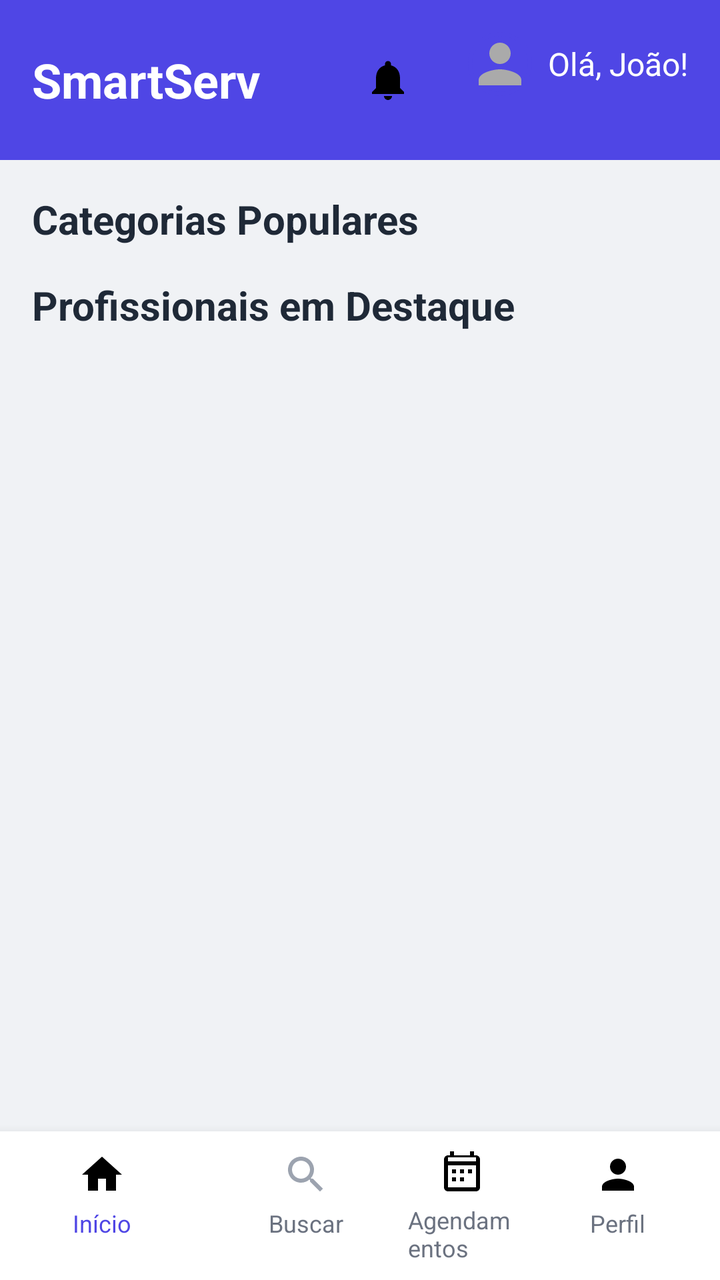
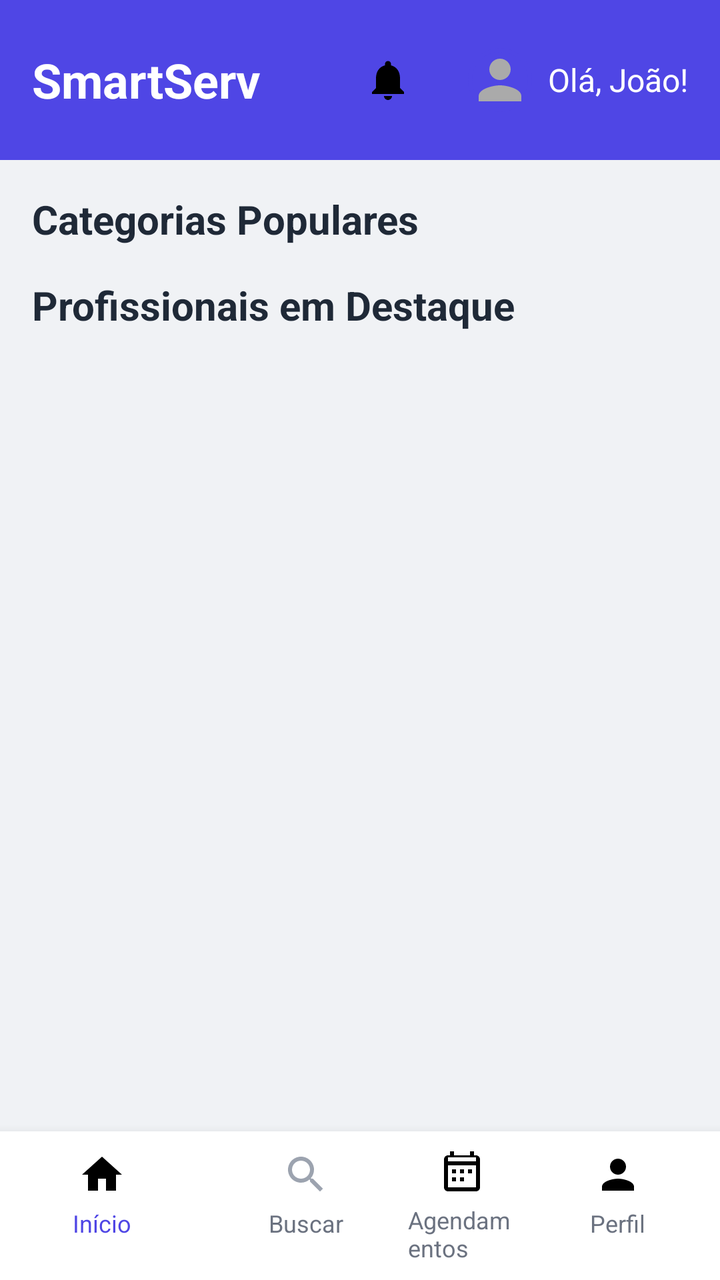

Two renders of the same Android screen: before a commit and after it. Below are the layout's source before the change and the commit's diff.
<!-- AndroidManifest.xml: application theme Theme.SmartApp -->
<!-- res/layout/dashboard.xml -->
<?xml version="1.0" encoding="utf-8"?>
<RelativeLayout xmlns:android="http://schemas.android.com/apk/res/android"
    xmlns:app="http://schemas.android.com/apk/res-auto"
    android:layout_width="match_parent"
    android:layout_height="match_parent"
    xmlns:tools="http://schemas.android.com/tools"
    android:background="#F0F2F5">

    
    <RelativeLayout
        android:id="@+id/header"
        android:layout_width="match_parent"
        android:layout_height="wrap_content"
        android:background="#4F46E5"
        android:padding="16dp"
        android:layout_alignParentTop="true">

        <TextView
            android:id="@+id/logoTextHeader"
            android:layout_width="wrap_content"
            android:layout_height="wrap_content"
            android:layout_centerVertical="true"
            android:text="SmartServ"
            android:textColor="#FFFFFF"
            android:textSize="24sp"
            android:textStyle="bold"/>

        <RelativeLayout
            android:layout_width="wrap_content"
            android:layout_height="wrap_content"
            android:layout_alignParentEnd="true"
            android:layout_centerVertical="true"
            android:gravity="center_vertical">

            <ImageButton
                android:id="@+id/notificationBell"
                android:layout_width="48dp"
                android:layout_height="48dp"
                android:background="?attr/selectableItemBackgroundBorderless"
                android:contentDescription="dashboard2"
                app:srcCompat="@drawable/ic_bell"
                />

            <TextView
                android:id="@+id/notificationCount"
                android:layout_width="20dp"
                android:layout_height="20dp"
                android:layout_alignTop="@id/notificationBell"
                android:layout_alignEnd="@id/notificationBell"
                android:background="@drawable/notification_badge"
                android:gravity="center"
                android:textColor="@android:color/white"
                android:textSize="12sp"
                android:visibility="gone"/>

            <RelativeLayout
                android:id="@+id/profileMenuToggle"
                android:layout_width="wrap_content"
                android:layout_height="wrap_content"
                android:layout_toEndOf="@id/notificationBell"
                android:layout_marginStart="16dp"
                android:gravity="center_vertical">

                <ImageView
                    android:id="@+id/profileImage"
                    android:layout_width="32dp"
                    android:layout_height="32dp"
                    android:src="@drawable/profile_placeholder"
                    android:contentDescription="Foto de perfil"
                    android:scaleType="centerCrop"
                    android:layout_centerVertical="true"
                    android:background="@drawable/circle_border"/>

                <TextView
                    android:layout_width="wrap_content"
                    android:layout_height="wrap_content"
                    android:layout_toEndOf="@id/profileImage"
                    android:layout_centerVertical="true"
                    android:layout_marginStart="8dp"
                    android:text="Olá, João!"
                    android:textColor="#FFFFFF"
                    android:textSize="16sp"/>
            </RelativeLayout>
        </RelativeLayout>
    </RelativeLayout>

    
    <RelativeLayout
        android:id="@+id/upcomingAppointmentNotification"
        android:layout_width="match_parent"
        android:layout_height="wrap_content"
        android:layout_below="@id/header"
        android:background="#FFDE00"
        android:padding="12dp"
        android:visibility="gone"
        android:layout_margin="16dp"
        android:elevation="4dp"
        android:backgroundTint="#FFDE00">

        <TextView
            android:id="@+id/notificationText"
            android:layout_width="match_parent"
            android:layout_height="wrap_content"
            android:layout_toStartOf="@id/notificationCloseBtn"
            android:text="**Lembrete:** Seu agendamento de **Corte Feminino** com **Maria Cabeleireira** é às **14:00**."
            android:textColor="#000000"
            android:textSize="14sp"/>

        <ImageButton
            android:id="@+id/notificationCloseBtn"
            android:layout_width="32dp"
            android:layout_height="32dp"
            android:layout_alignParentEnd="true"
            android:layout_centerVertical="true"
            android:background="?attr/selectableItemBackgroundBorderless"
            app:srcCompat="@drawable/ic_close"
            />
    </RelativeLayout>

    
    <ScrollView
        android:layout_width="match_parent"
        android:layout_height="match_parent"
        android:layout_below="@id/header"
        android:padding="16dp"
        android:layout_above="@+id/bottomNav">

        <LinearLayout
            android:layout_width="match_parent"
            android:layout_height="wrap_content"
            android:orientation="vertical">

            
            <TextView
                android:layout_width="match_parent"
                android:layout_height="wrap_content"
                android:text="Categorias Populares"
                android:textColor="#1F2937"
                android:textSize="20sp"
                android:textStyle="bold"
                android:layout_marginBottom="16dp"/>

            <androidx.recyclerview.widget.RecyclerView
                android:id="@+id/rvCategorias"
                android:layout_width="match_parent"
                android:layout_height="wrap_content"
                tools:layoutManager="LinearLayoutManager"
                tools:orientation="horizontal"
                tools:listitem="@layout/item_category"
                tools:itemCount="5"/>

            
            <TextView
                android:layout_width="match_parent"
                android:layout_height="wrap_content"
                android:text="Profissionais em Destaque"
                android:textColor="#1F2937"
                android:textSize="20sp"
                android:textStyle="bold"
                android:layout_marginBottom="16dp"/>

            
            <LinearLayout
                android:layout_width="match_parent"
                android:layout_height="wrap_content"
                android:gravity="center"
                android:orientation="vertical">

                <androidx.recyclerview.widget.RecyclerView
                    android:id="@+id/rvCatProfissional"
                    android:layout_width="wrap_content"
                    android:layout_height="wrap_content"
                    android:layout_margin="8dp"
                    app:cardCornerRadius="8dp"
                    app:cardElevation="4dp"
                    tools:listitem="@layout/profissional_category"
                    tools:itemCount="2"
                    tools:layoutManager="LinearLayoutManager"
                    tools:orientation="vertical">







                </androidx.recyclerview.widget.RecyclerView>
            </LinearLayout>
        </LinearLayout>
    </ScrollView>

    
    <LinearLayout
        android:id="@+id/bottomNav"
        android:layout_width="match_parent"
        android:layout_height="wrap_content"
        android:layout_alignParentBottom="true"
        android:background="@android:color/white"
        android:orientation="horizontal"
        android:elevation="8dp"
        android:paddingVertical="8dp">

        <LinearLayout
            android:id="@+id/btn_inicio"
            android:layout_width="48dp"
            android:layout_height="48dp"
            android:layout_weight="1"
            android:orientation="vertical"
            android:gravity="center"
            android:background="?attr/selectableItemBackgroundBorderless"
            android:clickable="true">

            <ImageView
                android:layout_width="24dp"
                android:layout_height="24dp"
                android:src="@drawable/ic_home"
                />

            <TextView
                android:layout_width="wrap_content"
                android:layout_height="wrap_content"
                android:text="Início"
                android:textColor="#4F46E5"
                android:textSize="12sp"
                android:layout_marginTop="4dp"/>
        </LinearLayout>

        <LinearLayout
            android:id="@+id/btn_buscar"
            android:layout_width="48dp"
            android:layout_height="48dp"
            android:layout_weight="1"
            android:orientation="vertical"
            android:gravity="center"
            android:background="?attr/selectableItemBackgroundBorderless"
            android:clickable="true">

            <ImageView
                android:layout_width="24dp"
                android:layout_height="24dp"
                android:src="@drawable/ic_search"
                />

            <TextView
                android:layout_width="wrap_content"
                android:layout_height="wrap_content"
                android:text="Buscar"
                android:textColor="#6B7280"
                android:textSize="12sp"
                android:layout_marginTop="4dp"/>
        </LinearLayout>

        <LinearLayout
            android:id="@+id/btn_agendamento"
            android:layout_width="0dp"
            android:layout_height="wrap_content"
            android:layout_weight="1"
            android:orientation="vertical"
            android:gravity="center"
            android:background="?attr/selectableItemBackgroundBorderless"
            android:clickable="true">

            <ImageView
                android:layout_width="24dp"
                android:layout_height="24dp"
                android:src="@drawable/ic_calendar"
                />

            <TextView
                android:layout_width="wrap_content"
                android:layout_height="wrap_content"
                android:text="Agendamentos"
                android:textColor="#6B7280"
                android:textSize="12sp"
                android:layout_marginTop="4dp"/>
        </LinearLayout>

        <LinearLayout
            android:id="@+id/btn_perfil"
            android:layout_width="48dp"
            android:layout_height="48dp"
            android:layout_weight="1"
            android:orientation="vertical"
            android:gravity="center"
            android:background="?attr/selectableItemBackgroundBorderless"
            android:clickable="true">

            <ImageView
                android:layout_width="24dp"
                android:layout_height="24dp"
                android:contentDescription="dashboard1"
                android:src="@drawable/ic_profile"
                />

            <TextView
                android:layout_width="wrap_content"
                android:layout_height="wrap_content"
                android:text="Perfil"
                android:textColor="#6B7280"
                android:textSize="12sp"
                android:layout_marginTop="4dp"/>
        </LinearLayout>
    </LinearLayout>
</RelativeLayout>
<!-- res/layout/item_category.xml (included above) -->
<?xml version="1.0" encoding="utf-8"?>
<androidx.constraintlayout.widget.ConstraintLayout xmlns:android="http://schemas.android.com/apk/res/android"
    xmlns:app="http://schemas.android.com/apk/res-auto"
    android:layout_width="wrap_content"
    android:paddingHorizontal="5dp"
    android:layout_height="wrap_content">

    <LinearLayout
        android:id="@+id/container"
        android:layout_width="96dp"
        android:layout_height="96dp"
        android:layout_marginEnd="16dp"
        android:background="@drawable/category_background"
        android:gravity="center"
        android:orientation="vertical"
        android:padding="8dp"
        app:layout_constraintStart_toStartOf="parent"
        app:layout_constraintTop_toTopOf="parent">

        <ImageView
            android:id="@+id/image"
            android:layout_width="40dp"
            android:layout_height="40dp"
            android:contentDescription="dashboard3"
            android:src="@drawable/ic_scissors" />

        <TextView
            android:id="@+id/title"
            android:layout_width="wrap_content"
            android:layout_height="wrap_content"
            android:layout_marginTop="8dp"
            android:text="Cabeleireiro"
            android:textColor="#1F2937"
            android:textSize="14sp" />
    </LinearLayout>

</androidx.constraintlayout.widget.ConstraintLayout>
<!-- res/layout/profissional_category.xml (included above) -->
<?xml version="1.0" encoding="utf-8"?>
<RelativeLayout xmlns:android="http://schemas.android.com/apk/res/android"
    xmlns:app="http://schemas.android.com/apk/res-auto"
    android:layout_width="match_parent"
    android:layout_height="match_parent"
    xmlns:tools="http://schemas.android.com/tools"
    android:background="#F0F2F5">
    <androidx.cardview.widget.CardView
        android:layout_width="200dp"
        android:layout_height="wrap_content"
        android:layout_margin="16dp"
        app:cardCornerRadius="8dp"
        app:cardElevation="4dp">

        <LinearLayout
            android:id="@+id/ProfissionalContainer"
            android:layout_width="match_parent"
            android:layout_height="wrap_content"
            android:orientation="vertical"
            android:gravity="center"
            android:padding="16dp">

            <ImageView
                android:layout_width="80dp"
                android:layout_height="80dp"
                android:src="@drawable/profile_placeholder"
                android:background="@drawable/circle_border"
                android:scaleType="centerCrop"/>

            <TextView
                android:id="@+id/nome"
                android:layout_width="wrap_content"
                android:layout_height="wrap_content"
                android:text="Ana Esteticista"
                android:textColor="#1F2937"
                android:textSize="16sp"
                android:textStyle="bold"
                android:layout_marginTop="8dp"/>

            <TextView
                android:id="@+id/especialidade"
                android:layout_width="wrap_content"
                android:layout_height="wrap_content"
                android:text="Especialista em Limpeza de Pele"
                android:textColor="#6B7280"
                android:textSize="12sp"
                android:layout_marginTop="4dp"
                android:maxWidth="180dp"
                android:ellipsize="end"
                android:singleLine="true"/>

            <LinearLayout
                android:layout_width="wrap_content"
                android:layout_height="wrap_content"
                android:gravity="center"
                android:layout_marginTop="8dp">

                <ImageView
                    android:layout_width="16dp"
                    android:layout_height="16dp"
                    android:src="@drawable/ic_star"/>

                <TextView
                    android:id="@+id/avaliacao"
                    android:layout_width="wrap_content"
                    android:layout_height="wrap_content"
                    android:text="4.9 (120)"
                    android:textColor="#FFD700"
                    android:textSize="12sp"
                    android:layout_marginStart="4dp"/>
            </LinearLayout>

            <Button
                android:layout_width="120dp"
                android:layout_height="50dp"
                android:text="Agendar"
                android:textColor="@android:color/white"
                android:backgroundTint="#4F46E5"
                android:background="@drawable/rounded_button"
                android:layout_marginTop="16dp"
                android:minHeight="36dp"/>
        </LinearLayout>
    </androidx.cardview.widget.CardView>
</RelativeLayout>
<!-- resources referenced by this layout -->
<resources>
  <!-- drawable category_background (drawable) -->
  <shape xmlns:android="http://schemas.android.com/apk/res/android"
      android:shape="rectangle">
      <solid android:color="@android:color/white" />
      <corners android:radius="8dp" />
      <stroke
          android:width="1dp"
          android:color="#E5E7EB" />
  </shape>
  <!-- drawable circle_border (drawable) -->
  <shape xmlns:android="http://schemas.android.com/apk/res/android"
      android:shape="oval">
      <stroke
          android:width="2dp"
          android:color="#4F46E5" />
  </shape>
  <!-- drawable ic_bell (drawable) -->
  <vector xmlns:android="http://schemas.android.com/apk/res/android"
      android:width="24dp"
      android:height="24dp"
      android:viewportWidth="24"
      android:viewportHeight="24">
      <path
          android:fillColor="#FF000000"
          android:pathData="M12,22c1.1,0 2,-0.9 2,-2h-4c0,1.1 0.9,2 2,2zM18,16v-5c0,-3.07 -1.64,-5.64 -4.5,-6.32L13.5,4c0,-0.83 -0.67,-1.5 -1.5,-1.5s-1.5,0.67 -1.5,1.5v0.68C7.63,5.36 6,7.92 6,11v5l-2,2v1h16v-1l-2,-2z"/>
  </vector>
  <!-- drawable ic_close (drawable) -->
  <vector xmlns:android="http://schemas.android.com/apk/res/android"
      android:width="24dp"
      android:height="24dp"
      android:viewportWidth="24"
      android:viewportHeight="24">
      <path
          android:fillColor="#FF000000"
          android:pathData="M19,6.41L17.59,5 12,10.59 6.41,5 5,6.41 10.59,12 5,17.59 6.41,19 12,13.41 17.59,19 19,17.59 13.41,12z"/>
  </vector>
  <!-- drawable ic_home (drawable) -->
  <vector xmlns:android="http://schemas.android.com/apk/res/android"
      android:width="24dp"
      android:height="24dp"
      android:viewportWidth="24"
      android:viewportHeight="24">
      <path
          android:fillColor="#FF000000"
          android:pathData="M10,20v-6h4v6h5v-8h3L12,3 2,12h3v8z"/>
  </vector>
  <!-- drawable ic_profile (drawable) -->
  <vector xmlns:android="http://schemas.android.com/apk/res/android"
      android:width="24dp"
      android:height="24dp"
      android:viewportWidth="24"
      android:viewportHeight="24">
      <path
          android:fillColor="#FF000000"
          android:pathData="M12,12c2.21,0 4,-1.79 4,-4s-1.79,-4 -4,-4 -4,1.79 -4,4 1.79,4 4,4zM12,14c-2.67,0 -8,1.34 -8,4v2h16v-2c0,-2.66 -5.33,-4 -8,-4z"/>
  </vector>
  <!-- drawable ic_star (drawable) -->
  <vector xmlns:android="http://schemas.android.com/apk/res/android"
      android:width="24dp"
      android:height="24dp"
      android:viewportWidth="24"
      android:viewportHeight="24">
      <path
          android:fillColor="#FF000000"
          android:pathData="M12,17.27L18.18,21l-1.64,-7.03L22,9.24l-7.19,-0.61L12,2 9.19,8.63 2,9.24l5.46,4.73L5.82,21z"/>
  </vector>
  <!-- drawable notification_badge (drawable) -->
  <shape xmlns:android="http://schemas.android.com/apk/res/android"
      android:shape="oval">
      <solid android:color="#FF0000" />
      <size android:width="20dp" android:height="20dp" />
  </shape>
  <!-- drawable profile_placeholder (drawable) -->
  <vector xmlns:android="http://schemas.android.com/apk/res/android"
      android:width="48dp"
      android:height="48dp"
      android:viewportWidth="24"
      android:viewportHeight="24">
      <path
          android:fillColor="#AAAAAA"
          android:pathData="M12,12c2.21,0 4,-1.79 4,-4s-1.79,-4 -4,-4 -4,1.79 -4,4 1.79,4 4,4zM12,14c-2.67,0 -8,1.34 -8,4v2h16v-2c0,-2.66 -5.33,-4 -8,-4z"/>
  </vector>
  <!-- drawable rounded_button (drawable) -->
  <?xml version="1.0" encoding="utf-8"?>
  <shape xmlns:android="http://schemas.android.com/apk/res/android"
      android:shape="rectangle">
      <corners android:radius="8dp" />
      <solid android:color="#4F46E5" />
  </shape>
  <style name="Theme.SmartApp" parent="Base.Theme.SmartApp" />
  <style name="Base.Theme.SmartApp" parent="Theme.Material3.DayNight.NoActionBar" />
  <!-- unchanged entries left out for length: 3 -->
</resources>

<!-- the commit's change to res/layout/dashboard.xml (unified diff, before → after) -->
@@ -1,9 +1,9 @@
 <?xml version="1.0" encoding="utf-8"?>
 <RelativeLayout xmlns:android="http://schemas.android.com/apk/res/android"
     xmlns:app="http://schemas.android.com/apk/res-auto"
+    xmlns:tools="http://schemas.android.com/tools"
     android:layout_width="match_parent"
     android:layout_height="match_parent"
-    xmlns:tools="http://schemas.android.com/tools"
     android:background="#F0F2F5">
 
     
@@ -53,13 +53,15 @@
                 android:textSize="12sp"
                 android:visibility="gone"/>
 
+            
             <RelativeLayout
                 android:id="@+id/profileMenuToggle"
                 android:layout_width="wrap_content"
                 android:layout_height="wrap_content"
                 android:layout_toEndOf="@id/notificationBell"
                 android:layout_marginStart="16dp"
-                android:gravity="center_vertical">
+                android:gravity="center_vertical"
+                android:layout_centerVertical="true">
 
                 <ImageView
                     android:id="@+id/profileImage"
@@ -79,7 +81,8 @@
                     android:layout_marginStart="8dp"
                     android:text="Olá, João!"
                     android:textColor="#FFFFFF"
-                    android:textSize="16sp"/>
+                    android:textSize="16sp"
+                    android:gravity="center_vertical"/>
             </RelativeLayout>
         </RelativeLayout>
     </RelativeLayout>
@@ -166,25 +169,19 @@
                 android:gravity="center"
                 android:orientation="vertical">
 
+                
                 <androidx.recyclerview.widget.RecyclerView
                     android:id="@+id/rvCatProfissional"
-                    android:layout_width="wrap_content"
+                    android:layout_width="match_parent"
                     android:layout_height="wrap_content"
                     android:layout_margin="8dp"
+                    android:background="@android:color/white"
                     app:cardCornerRadius="8dp"
                     app:cardElevation="4dp"
                     tools:listitem="@layout/profissional_category"
                     tools:itemCount="2"
-                    tools:layoutManager="LinearLayoutManager"
-                    tools:orientation="vertical">
-
-
-
-
-
-
-
-                </androidx.recyclerview.widget.RecyclerView>
+                    tools:layoutManager="androidx.recyclerview.widget.GridLayoutManager"
+                    tools:spanCount="2"/>
             </LinearLayout>
         </LinearLayout>
     </ScrollView>
@@ -342,12 +339,15 @@
 </androidx.constraintlayout.widget.ConstraintLayout>
 <!-- res/layout/profissional_category.xml (included above) -->
 <?xml version="1.0" encoding="utf-8"?>
-<RelativeLayout xmlns:android="http://schemas.android.com/apk/res/android"
+<RelativeLayout
+    xmlns:android="http://schemas.android.com/apk/res/android"
     xmlns:app="http://schemas.android.com/apk/res-auto"
     android:layout_width="match_parent"
-    android:layout_height="match_parent"
-    xmlns:tools="http://schemas.android.com/tools"
-    android:background="#F0F2F5">
+    android:layout_height="wrap_content"
+    android:layout_margin="8dp"
+    app:cardCornerRadius="8dp"
+    app:cardElevation="4dp"
+    app:cardBackgroundColor="#FFFFFF">
     <androidx.cardview.widget.CardView
         android:layout_width="200dp"
         android:layout_height="wrap_content"
